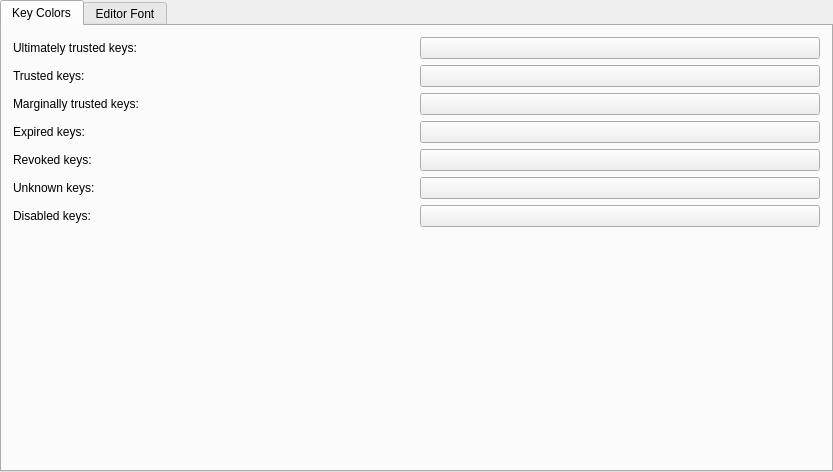
This is conf_ui2.ui in KDE/kgpg as Qt 5 draws it before an edit. The edited form follows.
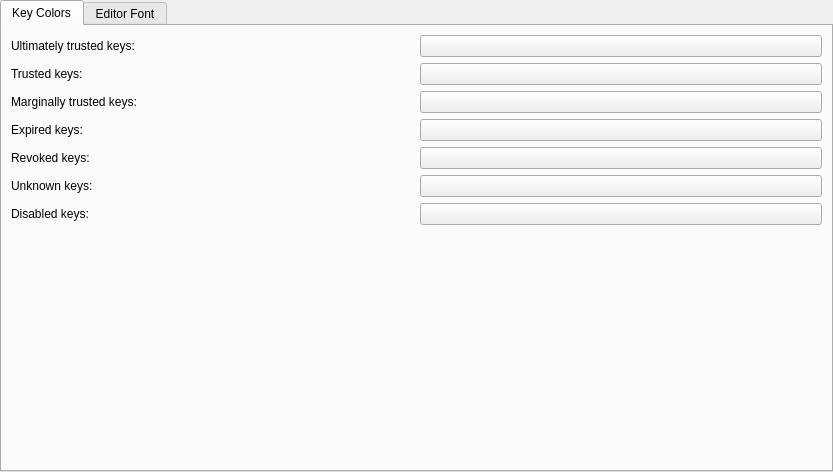
This is the edited form. Custom widgets are drawn as their Qt base class.

```diff
--- a/conf_ui2.ui
+++ b/conf_ui2.ui
@@ -229,7 +229,6 @@
    </item>
   </layout>
  </widget>
- <layoutdefault spacing="6" margin="11" />
   <customwidgets>
   <customwidget>
    <class>KColorButton</class>
```
